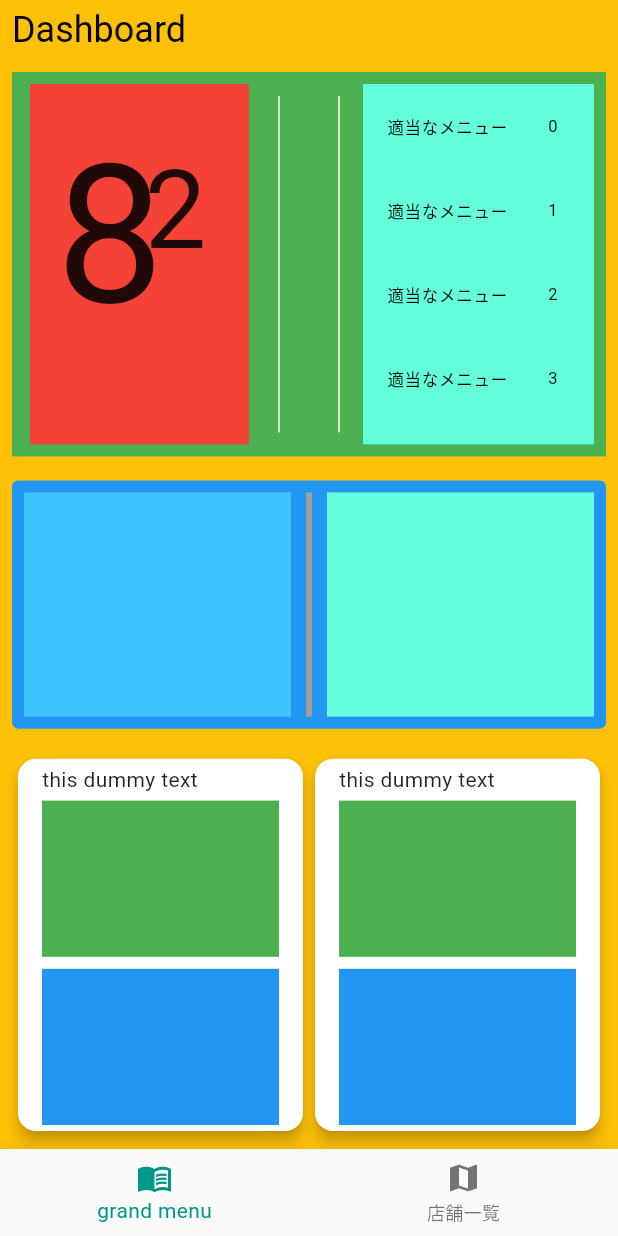
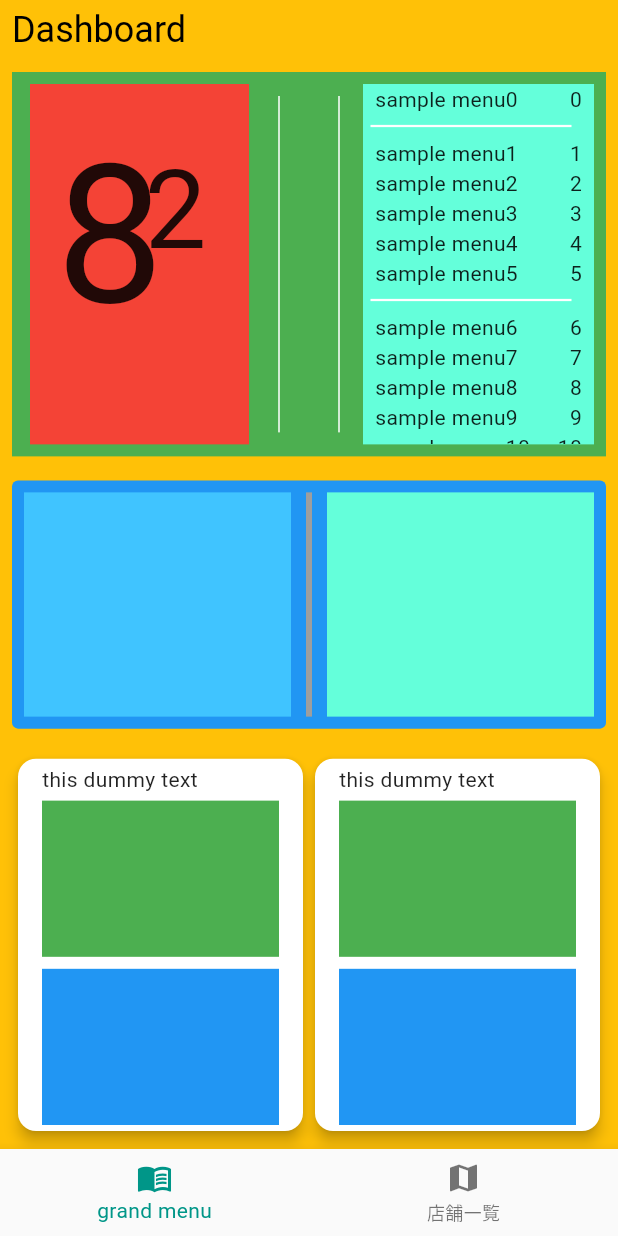
Before and after one commit to Pregum/saizeriya_menu_lottery, a Flutter app: the DashBoardPage screen opened directly, on a phone screen of 412 x 824 dp. Run offline on Flutter 3.47's test engine with Material 2 defaults, Android fonts, the phone set to English and light mode, and no system bars; our stand-ins replace flutter_dotenv, flutter_hooks, freezed_annotation, gap, google_fonts, hooks_riverpod and 3 more; accounts and stored records are empty; generated files the repository leaves out were written again.

Commit message:
update: google fontsの追加とメニューエリアの配置完了

```diff
--- a/lib/sandbox/dash_board_page.dart
+++ b/lib/sandbox/dash_board_page.dart
@@ -2,9 +2,12 @@ import 'package:flutter/cupertino.dart';
 import 'package:flutter/material.dart';
 import 'package:flutter_hooks/flutter_hooks.dart';
 import 'package:gap/gap.dart';
+import 'package:google_fonts/google_fonts.dart';
+import 'package:hooks_riverpod/hooks_riverpod.dart';
+import 'package:saizeriya_menu_lottery/sandbox/dummy_data.dart';
 
 void main() {
-  runApp(const RootPage());
+  runApp(const ProviderScope(child: RootPage()));
 }
 
 class RootPage extends StatelessWidget {
@@ -16,17 +19,23 @@ class RootPage extends StatelessWidget {
       theme: ThemeData(
         colorSchemeSeed: Colors.teal,
         useMaterial3: true,
+        textTheme:
+            GoogleFonts.sawarabiMinchoTextTheme(Theme.of(context).textTheme),
+        // GoogleFonts.bizUDPGothicTextTheme(
+        //   Theme.of(context).textTheme
+        // )
       ),
       home: const DashBoardPage(),
     );
   }
 }
 
-class DashBoardPage extends HookWidget {
+class DashBoardPage extends HookConsumerWidget {
   const DashBoardPage({super.key});
 
   @override
-  Widget build(BuildContext context) {
+  Widget build(BuildContext context, WidgetRef ref) {
+    final dummyMenus = ref.watch(dummyData(20));
     return Scaffold(
       body: SafeArea(
         child: Container(
@@ -57,7 +66,8 @@ class DashBoardPage extends HookWidget {
                         child: LayoutBuilder(builder: (context, constraints) {
                           return Container(
                             color: Colors.red,
-                            margin: const EdgeInsets.symmetric(vertical: 8, horizontal: 12),
+                            margin: const EdgeInsets.symmetric(
+                                vertical: 8, horizontal: 12),
                             child: Stack(
                               children: [
                                 Positioned(
@@ -74,7 +84,8 @@ class DashBoardPage extends HookWidget {
                                   height: constraints.maxHeight,
                                   child: Text('2',
                                       style: TextStyle(
-                                          fontSize: constraints.maxHeight / 3.5)),
+                                          fontSize:
+                                              constraints.maxHeight / 3.5)),
                                 ),
                               ],
                             ),
@@ -91,18 +102,45 @@ class DashBoardPage extends HookWidget {
                         child: VerticalDivider(),
                       ),
                       Expanded(
-                          flex: 1,
-                          child: Container(
-                            color: Colors.tealAccent,
-                            margin: const EdgeInsets.all(8),
-                            child:
-                                ListView.builder(itemBuilder: (context, index) {
-                              return ListTile(
-                                leading: const Text('適当なメニュー'),
-                                trailing: Text(index.toString()),
+                        flex: 1,
+                        child: Container(
+                          color: Colors.tealAccent,
+                          margin: const EdgeInsets.all(8),
+                          child: ListView.separated(
+                            itemBuilder: (context, index) {
+                              // return Container(alignment: Alignment.center, child: Text('menu $index'));
+                              final menu = dummyMenus[index];
+                              return Row(
+                                mainAxisAlignment:
+                                    MainAxisAlignment.spaceBetween,
+                                children: [
+                                  Padding(
+                                    padding: const EdgeInsets.only(left: 8.0),
+                                    child: Text('$menu '),
+                                  ),
+                                  Padding(
+                                    padding: const EdgeInsets.only(right: 8.0),
+                                    child: Text('$index'),
+                                  ),
+                                ],
                               );
-                            }),
-                          )),
+                            },
+                            itemCount: dummyMenus.length,
+                            separatorBuilder:
+                                (BuildContext context, int index) {
+                              if (index % 5 == 0) {
+                                return const Divider(
+                                  indent: 5,
+                                  thickness: 1.5,
+                                  endIndent: 15,
+                                );
+                              } else {
+                                return const SizedBox.shrink();
+                              }
+                            },
+                          ),
+                        ),
+                      ),
                     ],
                   ),
                 ),
@@ -206,7 +244,7 @@ class DashBoardPage extends HookWidget {
         ),
       ),
       bottomNavigationBar: BottomNavigationBar(
-        items: [
+        items: const [
           BottomNavigationBarItem(
               icon: Icon(Icons.menu_book), label: 'grand menu'),
           BottomNavigationBarItem(icon: Icon(Icons.map), label: '店舗一覧'),
--- /dev/null
+++ b/lib/sandbox/dummy_data.dart
@@ -0,0 +1,4 @@
+import 'package:hooks_riverpod/hooks_riverpod.dart';
+
+final dummyData = Provider.family<List<String>, int?>(
+    (ref, input) => List<String>.generate(input ?? 10, (index) => 'sample menu$index'));
--- a/pubspec.yaml
+++ b/pubspec.yaml
@@ -44,6 +44,7 @@ dependencies:
   json_annotation: ^4.8.1
   persistent_bottom_nav_bar: ^5.0.2
   gap: ^3.0.1
+  google_fonts: ^6.1.0
 
 dev_dependencies:
   flutter_test:
```
Also changed, not shown: pubspec.lock.
